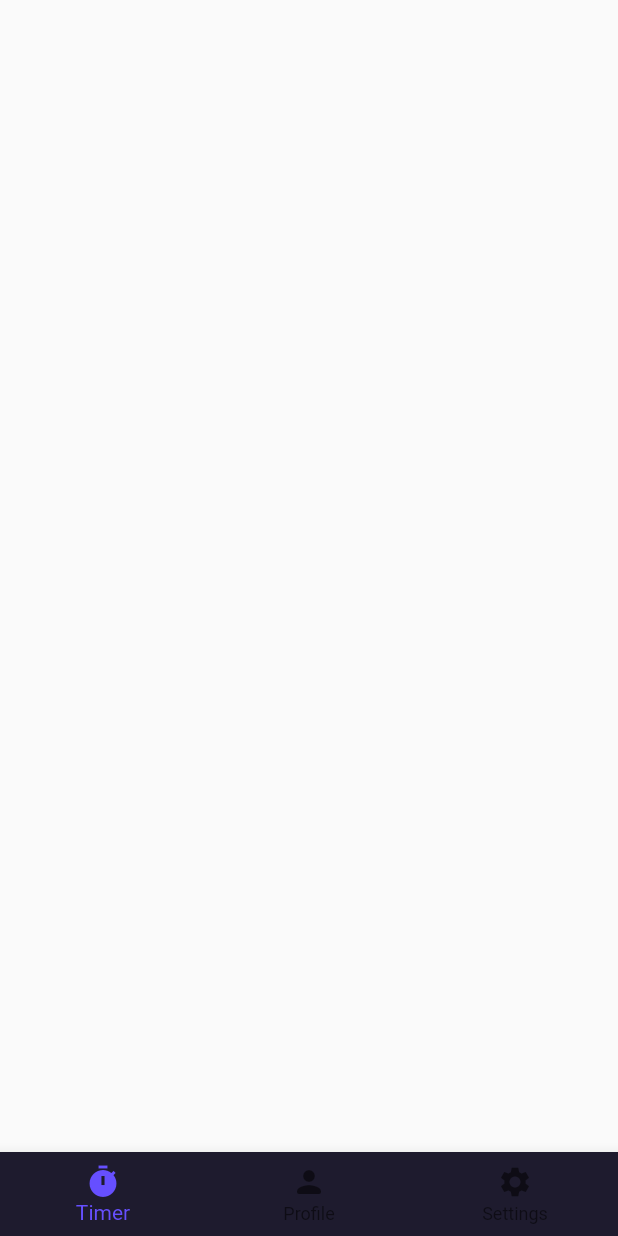
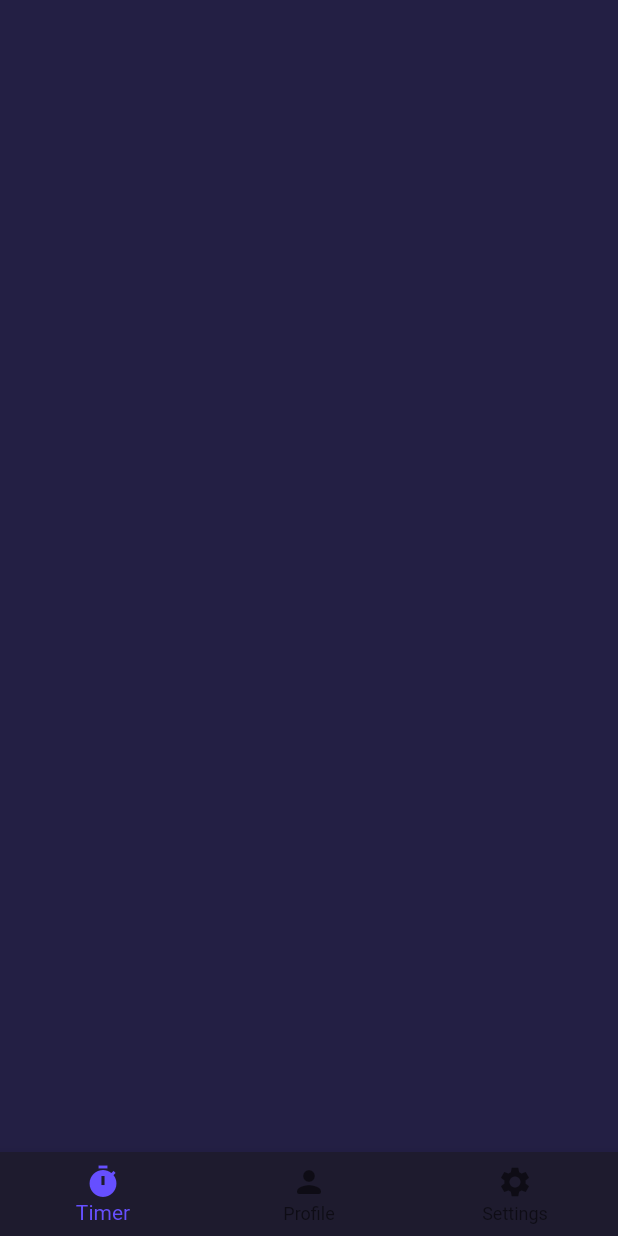
Before and after one commit to mostafa-aziz/pomodoro-timer, a Flutter app: the screen it shows after launch, on a phone screen of 412 x 824 dp. Run offline on Flutter 3.47's test engine with Material 2 defaults, Android fonts, the phone set to English and light mode, and no system bars; our stand-ins replace stack_trace.

Commit message:
Added color & text scheme

```diff
--- /dev/null
+++ b/lib/core_style/colors.dart
@@ -0,0 +1,27 @@
+import 'package:flutter/material.dart';
+
+const COLOR_SCHEME_POMODORO = ColorScheme(
+  /// PRIMARY ///
+  primary: Color(0xFF664FFF),
+  onPrimary: Color(0xFFB5B4BB),
+
+  /// SECONDARY ///
+  secondary: Color(0xFF6B4BA6),
+  onSecondary: Color(0xFFEEE5FF),
+
+  /// SURFACE ///
+  surface: Color(0xFF664FFF),
+  onSurface: Color(0xFFFFFFFF),
+
+  /// BACKGROUND ///
+  background: Color(0xFF231F44),
+  onBackground: Color(0xFF2F2F4C),
+
+  /// ERROR ///
+  error: Colors.red,
+  onError: Colors.white,
+
+  brightness: Brightness.light,
+
+  /// TERTIARY ///
+);
--- a/lib/main/main_component.dart
+++ b/lib/main/main_component.dart
@@ -35,8 +35,9 @@ class _MainComponentState extends State<MainComponent> {
               ),
             ),
             BottomNavigationBar(
+              type: BottomNavigationBarType.fixed,
+              currentIndex: 0,
               backgroundColor: const Color(0xFF1E1B2E),
-              selectedItemColor: const Color(0xFF664FFF),
               onTap: (index) {
                 switch (index) {
                   case 0:
@@ -63,7 +64,7 @@ class _MainComponentState extends State<MainComponent> {
                 BottomNavigationBarItem(
                   icon: Icon(
                     Icons.timer,
-                    color: selectedIndex == 1 ? const Color(0xFF664FFF) : null,
+                    color: selectedIndex == 0 ? const Color(0xFF664FFF) : null,
                   ),
                   label: 'Timer',
                 ),
--- a/lib/pomodoro_timer_app.dart
+++ b/lib/pomodoro_timer_app.dart
@@ -1,3 +1,4 @@
+import 'package:base_template_app/core_style/colors.dart';
 import 'package:base_template_app/main/main_component.dart';
 import 'package:flutter/material.dart';
 
@@ -7,9 +8,30 @@ class PomodoroTimerApp extends StatelessWidget {
   @override
   Widget build(BuildContext context) => MaterialApp(
         title: 'Flutter Base Template App',
-        theme: ThemeData(
-          primarySwatch: Colors.blue,
-        ),
+        theme: _buildThemeData(),
         home: const MainComponent(),
       );
+
+  ThemeData _buildThemeData() => ThemeData(
+        colorScheme: COLOR_SCHEME_POMODORO,
+        canvasColor: COLOR_SCHEME_POMODORO.background,
+        appBarTheme: const AppBarTheme(elevation: 0.0),
+        inputDecorationTheme: const InputDecorationTheme(
+          border: InputBorder.none,
+          filled: true,
+        ),
+        textTheme: TextTheme(
+          headline1: TextStyle(color: COLOR_SCHEME_POMODORO.onBackground, fontSize: 25, fontWeight: FontWeight.normal),
+          headline2: TextStyle(color: COLOR_SCHEME_POMODORO.onSurface, fontSize: 23, fontWeight: FontWeight.normal),
+          headline3: TextStyle(color: COLOR_SCHEME_POMODORO.onSurface, fontSize: 20, fontWeight: FontWeight.normal),
+          headline4: TextStyle(color: COLOR_SCHEME_POMODORO.onSurface, fontSize: 18, fontWeight: FontWeight.normal),
+          headline6: TextStyle(color: COLOR_SCHEME_POMODORO.onSurface, fontSize: 20, fontWeight: FontWeight.w600),
+          subtitle1: TextStyle(color: COLOR_SCHEME_POMODORO.onSurface, fontSize: 16, fontWeight: FontWeight.w600),
+          subtitle2: TextStyle(color: COLOR_SCHEME_POMODORO.onSurface, fontSize: 16, fontWeight: FontWeight.normal),
+          bodyText1: TextStyle(color: COLOR_SCHEME_POMODORO.onSurface, fontSize: 14, fontWeight: FontWeight.w600),
+          bodyText2: TextStyle(color: COLOR_SCHEME_POMODORO.onSurface, fontSize: 14),
+          caption: TextStyle(color: COLOR_SCHEME_POMODORO.onSurface, fontSize: 10, fontWeight: FontWeight.w600),
+          button: TextStyle(color: COLOR_SCHEME_POMODORO.onPrimary, fontSize: 16, fontWeight: FontWeight.w600),
+        ),
+      );
 }
```
Also changed, not shown: lib/widgets/app_bottom_navigation_bar.dart (added, +20 -0 lines).
